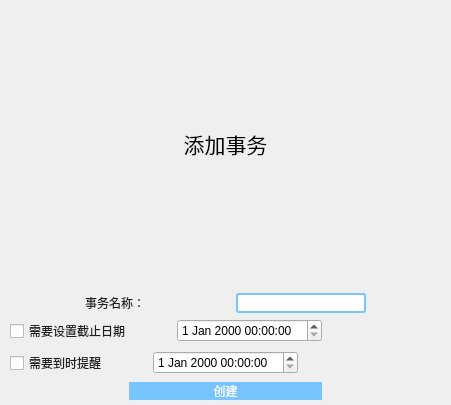
interestingLSY/DDL-Firewall, file addtask.ui: the form before one commit.
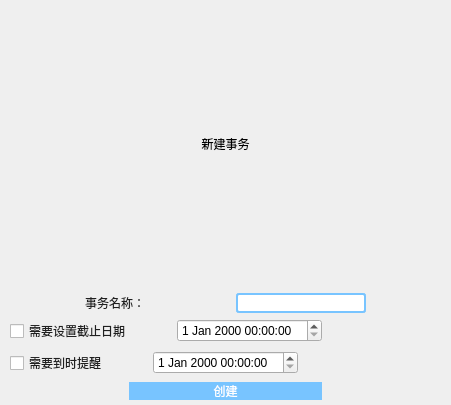
The form after the commit.

Diff of the .ui file:
```diff
--- a/addtask.ui
+++ b/addtask.ui
@@ -25,19 +25,17 @@
      <height>401</height>
     </rect>
    </property>
-   <layout class="QVBoxLayout" name="verticalLayout" stretch="0,0,0,0,0">
+   <layout class="QVBoxLayout" name="verticalLayout" stretch="0,1,2,2,20">
     <property name="sizeConstraint">
-     <enum>QLayout::SetDefaultConstraint</enum>
+     <enum>QLayout::SetNoConstraint</enum>
     </property>
     <item>
-     <widget class="QLabel" name="label_taskname">
-      <property name="font">
-       <font>
-        <pointsize>16</pointsize>
-       </font>
+     <widget class="QLabel" name="label">
+      <property name="styleSheet">
+       <string notr="true">font: 75 14pt &quot;Agency FB&quot;;</string>
       </property>
       <property name="text">
-       <string>添加事务</string>
+       <string>新建事务</string>
       </property>
       <property name="alignment">
        <set>Qt::AlignCenter</set>
```
